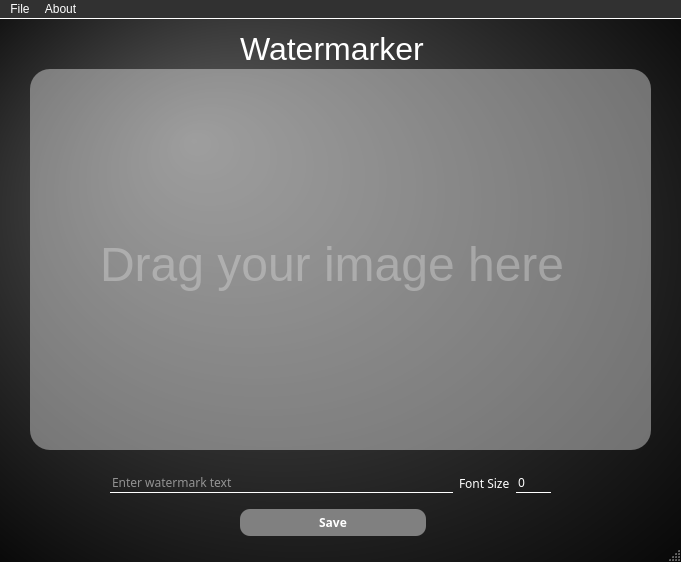
Above: Day 85 - Image Watermarking Desktop App/mainwindow.ui from yakubszatkowski/100-days-python before the change. Below: the same form after it.
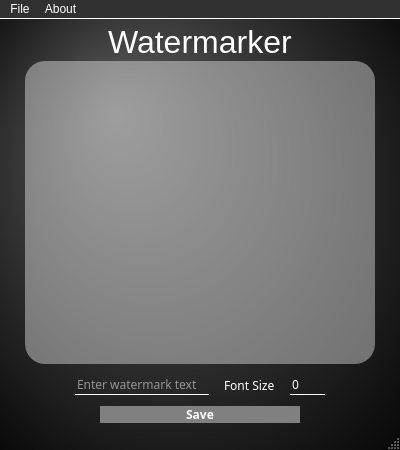
That is the form after the change.

Commit message: feat: vertical layout, center widget, scale picture

What changed in the file:
```diff
--- a/Day 85 - Image Watermarking Desktop App/mainwindow.ui
+++ b/Day 85 - Image Watermarking Desktop App/mainwindow.ui
@@ -6,10 +6,16 @@
    <rect>
     <x>0</x>
     <y>0</y>
-    <width>681</width>
-    <height>562</height>
+    <width>400</width>
+    <height>450</height>
    </rect>
   </property>
+  <property name="sizePolicy">
+   <sizepolicy hsizetype="Preferred" vsizetype="Preferred">
+    <horstretch>0</horstretch>
+    <verstretch>0</verstretch>
+   </sizepolicy>
+  </property>
   <property name="font">
    <font>
     <family>Segoe MDL2 Assets</family>
@@ -23,6 +29,10 @@
 	color: white;
 }
 
+#title_label {
+  text-align: center;
+}
+
 #MainWindow {	
 	background-color: qradialgradient(spread:pad, cx:0.511, cy:0.505682, radius:0.79, fx:0.284091, fy:0.25, stop:0 rgba(95, 95, 95, 255), stop:1 rgba(0, 0, 0, 255))
 }
@@ -54,27 +64,46 @@
 #save_button {
 	border-radius: 10px;
 	background: grey;
+	width: 200px;
 }
 
 #save_button::hover {
 	border: 1px solid white;
 }</string>
   </property>
-  <widget class="QWidget" name="centralwidget">
+  <widget class="QWidget" name="main_layout">
+   <property name="sizePolicy">
+    <sizepolicy hsizetype="Preferred" vsizetype="Preferred">
+     <horstretch>0</horstretch>
+     <verstretch>0</verstretch>
+    </sizepolicy>
+   </property>
    <property name="font">
     <font>
      <family>Segoe Script</family>
     </font>
    </property>
+   <layout class="QVBoxLayout" name="verticalLayout" stretch="0,5,2,2">
+    <property name="spacing">
+     <number>1</number>
+    </property>
+    <property name="sizeConstraint">
+     <enum>QLayout::SetNoConstraint</enum>
+    </property>
+    <property name="leftMargin">
+     <number>25</number>
+    </property>
+    <property name="topMargin">
+     <number>5</number>
+    </property>
+    <property name="rightMargin">
+     <number>25</number>
+    </property>
+    <property name="bottomMargin">
+     <number>5</number>
+    </property>
+    <item alignment="Qt::AlignHCenter">
    <widget class="QLabel" name="title_label">
-    <property name="geometry">
-     <rect>
-      <x>240</x>
-      <y>10</y>
-      <width>187</width>
-      <height>39</height>
-     </rect>
-    </property>
     <property name="font">
      <font>
       <family>MS Shell Dlg 2</family>
@@ -83,48 +112,61 @@
       <bold>false</bold>
      </font>
     </property>
+      <property name="layoutDirection">
+       <enum>Qt::LeftToRight</enum>
+      </property>
     <property name="styleSheet">
      <string notr="true"/>
     </property>
     <property name="text">
      <string>Watermarker</string>
     </property>
-   </widget>
-   <widget class="QPushButton" name="save_button">
-    <property name="geometry">
-     <rect>
-      <x>240</x>
-      <y>490</y>
-      <width>186</width>
-      <height>27</height>
-     </rect>
-    </property>
-    <property name="font">
-     <font>
-      <family>calibri 53</family>
-      <weight>75</weight>
-      <bold>true</bold>
-     </font>
-    </property>
-    <property name="styleSheet">
-     <string notr="true"/>
+      <property name="scaledContents">
+       <bool>false</bool>
+      </property>
+     </widget>
+    </item>
+    <item>
+     <widget class="QLabel" name="graphic_window">
+      <property name="sizePolicy">
+       <sizepolicy hsizetype="Expanding" vsizetype="Expanding">
+        <horstretch>0</horstretch>
+        <verstretch>0</verstretch>
+       </sizepolicy>
     </property>
     <property name="text">
-     <string>Save</string>
-    </property>
-   </widget>
-   <widget class="QWidget" name="layoutWidget">
-    <property name="geometry">
-     <rect>
-      <x>110</x>
-      <y>450</y>
-      <width>441</width>
-      <height>29</height>
-     </rect>
-    </property>
+       <string/>
+      </property>
+      <property name="scaledContents">
+       <bool>true</bool>
+      </property>
+     </widget>
+    </item>
+    <item>
     <layout class="QHBoxLayout" name="options_layout">
+      <property name="spacing">
+       <number>15</number>
+      </property>
+      <property name="leftMargin">
+       <number>50</number>
+      </property>
+      <property name="topMargin">
+       <number>10</number>
+      </property>
+      <property name="rightMargin">
+       <number>50</number>
+      </property>
+      <property name="bottomMargin">
+       <number>10</number>
+      </property>
      <item>
       <widget class="QLineEdit" name="watermark_input_text">
+        <property name="sizePolicy">
+         <sizepolicy hsizetype="Expanding" vsizetype="Fixed">
+          <horstretch>0</horstretch>
+          <verstretch>0</verstretch>
+         </sizepolicy>
+        </property>
        <property name="font">
         <font>
          <family>calibri 53</family>
@@ -168,43 +210,29 @@
       </widget>
      </item>
     </layout>
-   </widget>
-   <widget class="QLabel" name="instruction_label">
-    <property name="geometry">
-     <rect>
-      <x>100</x>
-      <y>180</y>
-      <width>481</width>
-      <height>131</height>
-     </rect>
+    </item>
+    <item alignment="Qt::AlignHCenter">
+     <widget class="QPushButton" name="save_button">
+      <property name="enabled">
+       <bool>true</bool>
     </property>
     <property name="font">
      <font>
-      <pointsize>36</pointsize>
-     </font>
-    </property>
-    <property name="text">
-     <string>Drag your image here</string>
-    </property>
-   </widget>
-   <widget class="QLabel" name="graphic_window">
-    <property name="geometry">
-     <rect>
-      <x>30</x>
-      <y>50</y>
-      <width>621</width>
-      <height>381</height>
-     </rect>
-    </property>
+        <family>calibri 53</family>
+        <weight>75</weight>
+        <bold>true</bold>
+       </font>
+      </property>
+      <property name="styleSheet">
+       <string notr="true"/>
+      </property>
     <property name="text">
-     <string/>
-    </property>
-    <property name="scaledContents">
-     <bool>false</bool>
-    </property>
-   </widget>
-   <zorder>instruction_label</zorder>
-   <zorder>title_label</zorder>
+       <string>Save</string>
+      </property>
+     </widget>
+    </item>
+   </layout>
+   <zorder>graphic_window</zorder>
    <zorder>save_button</zorder>
    <zorder>layoutWidget</zorder>
    <zorder>graphic_window</zorder>
@@ -214,7 +242,7 @@
     <rect>
      <x>0</x>
      <y>0</y>
-     <width>681</width>
+     <width>400</width>
      <height>21</height>
     </rect>
    </property>
```
Left out of the diff: 6 changed lines with no effect on the pictures. Lines whose indentation alone changed are shown as unchanged. The commit also changes 2 other files.
